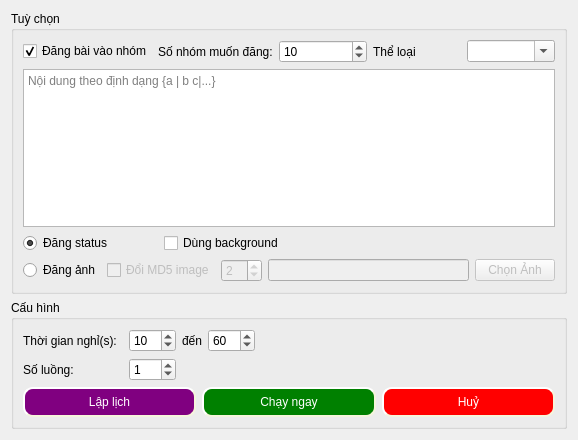
This is views/ui/dialog/post.ui in wolfwarriorvn/FacebookScrape as Qt 5 draws it before an edit. The edited form follows.
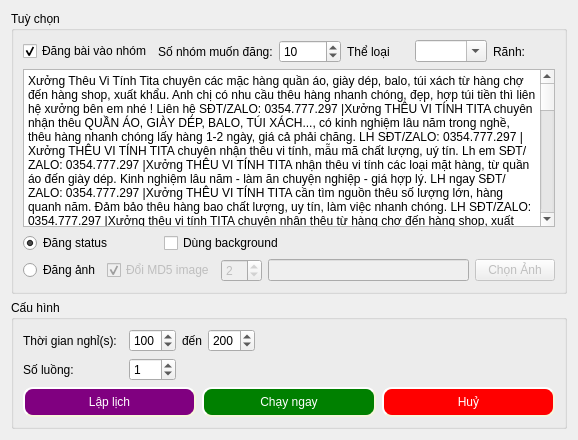
This is the edited form.

What changed in the file:
```diff
--- a/views/ui/dialog/post.ui
+++ b/views/ui/dialog/post.ui
@@ -44,6 +44,9 @@
         </item>
         <item>
          <widget class="QSpinBox" name="sp_numposts">
+          <property name="maximum">
+           <number>999</number>
+          </property>
           <property name="singleStep">
            <number>2</number>
           </property>
@@ -66,6 +69,13 @@
           </property>
          </widget>
         </item>
+        <item>
+         <widget class="QLabel" name="le_free_groups">
+          <property name="text">
+           <string>Rãnh: </string>
+          </property>
+         </widget>
+        </item>
        </layout>
       </item>
       <item>
@@ -76,6 +86,16 @@
           <height>300</height>
          </size>
         </property>
+        <property name="html">
+         <string>&lt;!DOCTYPE HTML PUBLIC &quot;-//W3C//DTD HTML 4.0//EN&quot; &quot;http://www.w3.org/TR/REC-html40/strict.dtd&quot;&gt;
+&lt;html&gt;&lt;head&gt;&lt;meta name=&quot;qrichtext&quot; content=&quot;1&quot; /&gt;&lt;meta charset=&quot;utf-8&quot; /&gt;&lt;style type=&quot;text/css&quot;&gt;
+p, li { white-space: pre-wrap; }
+hr { height: 1px; border-width: 0; }
+li.unchecked::marker { content: &quot;\2610&quot;; }
+li.checked::marker { content: &quot;\2612&quot;; }
+&lt;/style&gt;&lt;/head&gt;&lt;body style=&quot; font-family:'Segoe UI'; font-size:9pt; font-weight:400; font-style:normal;&quot;&gt;
+&lt;p style=&quot; margin-top:0px; margin-bottom:0px; margin-left:0px; margin-right:0px; -qt-block-indent:0; text-indent:0px;&quot;&gt;Xưởng Thêu Vi Tính Tita chuyên các mặc hàng quần áo, giày dép, balo, túi xách từ hàng chợ đến hàng shop, xuất khẩu. Anh chị có nhu cầu thêu hàng nhanh chóng, đẹp, hợp túi tiền thì liên hệ xưởng bên em nhé ! Liên hệ SĐT/ZALO: 0354.777.297 |Xưởng THÊU VI TÍNH TITA chuyên nhận thêu QUẦN ÁO, GIÀY DÉP, BALO, TÚI XÁCH..., có kinh nghiệm lâu năm trong nghề, thêu hàng nhanh chóng lấy hàng 1-2 ngày, giá cả phải chăng. LH SĐT/ZALO: 0354.777.297 |Xưởng THÊU VI TÍNH TITA chuyên nhận thêu vi tính, mẫu mã chất lượng, uý tín. Lh em SĐT/ZALO: 0354.777.297 |Xưởng THÊU VI TÍNH TITA nhận thêu vi tính các loại mặt hàng, từ quần áo đến giày dép. Kinh nghiệm lâu năm - làm ăn chuyện nghiệp - giá hợp lý. LH ngay SĐT/ZALO: 0354.777.297 |Xưởng THÊU VI TÍNH TITA cần tìm nguồn thêu số lượng lớn, hàng quanh năm. Đảm bảo thêu hàng bao chất lượng, uy tín, làm việc nhanh chóng. LH SĐT/ZALO: 0354.777.297 |Xưởng thêu vi tính TITA chuyên nhận thêu từ hàng chợ đến hàng shop, xuất khẩu, làm việc nhanh, thêu hàng chất lượng, đúng tiến độ. LH ngay SDT/ZALO 0354.777.297 |Xưởng thêu vi tính TITA chuyên nhận thêu vi tính các mặt hàng thời trang từ hàng chợ đến hàng shop, xuất khẩu. Thêu hàng nhanh chóng, đẹp, hợp túi tiền. LH ngay SĐT/ZALO: 0354.777.297 |Xưởng Thêu Vi Tính Tita chuyên các mặc hàng quần áo, giày dép, balo, túi xách từ hàng chợ đến hàng shop, xuất khẩu. Anh chị có nhu cầu thêu hàng nhanh chóng, đẹp, hợp túi tiền thì liên hệ xưởng bên em nhé ! Liên hệ SĐT/ZALO: 0354.777.297 |Xưởng thêu vi tính TITA chuyên nhận Thêu Vi Tính các loại mặt hàng, từ quần áo đến giày dép. Kinh nghiệm lâu năm - làm ăn chuyện nghiệp - giá hợp lý. Liên hệ SĐT/ZALO: 0354.777.297 |Xưởng THÊU VI TÍNH ở quận 12, làm việc tận tâm, uy tín. Em cần tìm tìm nguồn hàng gia công hợp tác lâu dài. SĐT/ZALO: 0354.777.297 |Xưởng thêu vi tính TITA chuyên nhận thêu tất cả mặc hàng thời trang. Ai cần THÊU VI TÍNH lấy hàng trong ngày, giá mềm thì hãy tìm đến em. Làm ăn với em thì chỉ có yên tâm LH ngay 0354.777.297 |Xưởng THÊU VI TÍNH TITA với kinh nghiệm lâu năm, tư vấn nhiệt tình, giá mềm. Cần thêu liên hệ em STĐ/ZALO: 0354.777.297 |Xưởng THÊU VI TÍNH TITA chuyên nhận thêu các mặt hàng quần áo, balo, túi xách. Mẫu mã đẹp, chất lượng, uy tín. Cần thêu liên hệ STĐ/ZALO: 0354.777.297 |Xưởng THÊU VI TÍNH TITA chuyên nhận thêu vi tính theo yêu cầu, giá mềm, đảm bảo chất lượng. Cần thêu liên hệ STĐ/ZALO:0354.777.297 |Xưởng THÊU VI TÍNH TITA chuyên thêu các loại hàng thời trang, xuất khẩu, ba lô, túi xách, mũ nón… trên các loại chất liệu như vải, simili, da…Liên hệ SĐT/ZALO: 0354.777.297 |Xưởng THÊU VI TÍNH TITA chuyên nhận thêu đảm bảo yêu cầu về chất lượng. Giá cả hợp lý. Nhận thiết kế mẫu thêu vi tính. Liên hệ SĐT/ZALO: 0354.777.297 |Xưởng THÊU VI TÍNH TITA chuyên thêu vi tính tất cả các mặt hàng giày dép, quần áo, logo các loại GIÁ CẠNH TRANH . Liên hệ SĐT/ZALO: 0354.777.297 |Xưởng THÊU VI TÍNH TITA chuyên nhận Thêu Vi Tính - Thêu Logo - Thiêu Nhãn - Thêu theo yêu cầu - Thiết kế logo. Liên hệ SĐT/ZALO: 0354.777.297 |Xưởng THÊU VI TÍNH TITA chuyên thêu đồng phục công ty, từ mẫu cơ bản đến nâng cao. Liên hệ SĐT/ZALO: 0354.777.297 |Xưởng THÊU VI TÍNH TITA chuyên nhận Thêu Vi Tính, giá cả hợp lý, đúng tiến độ, giao hàng đúng hẹn. Liên hệ SĐT/ZALO: 0354.777.297 |Xưởng THÊU VI TÍNH TITA chuyên nhận Thêu Vi Tính. Đảm bảo hàng thêu chất lượng, đường kim mũi chỉ mềm mại, logo khi thêu lên không bị rút chỉ, nhăn vải. Liên hệ SĐT/ZALO: 0354.777.297 |Xưởng THÊU VI TÍNH TITA chuyên thêu đồng phục công ty, từ mẫu cơ bản đến nâng cao. Giá cả hợp lý, đúng tiến độ, giao hàng đúng hẹn. Liên hệ SĐT/ZALO: 0354.777.297 |Xưởng THÊU VI TÍNH TITA chuyên thêu đồng phục công ty. Đảm bảo hàng thêu chất lượng, đường kim mũi chỉ mềm mại, logo khi thêu lên không bị rút chỉ, nhăn vải. Liên hệ SĐT/ZALO: 0354.777.297 |Xưởng THÊU VI TÍNH TITA chuyên nhận Thêu Vi Tính từ hàng chợ đến hàng shop, xuất khẩu, làm việc nhanh, thêu hàng chất lượng, đúng tiến độ, giá cả hợp lý. Liên hệ SĐT/ZALO: 0354.777.297 |Xưởng THÊU VI TÍNH TITA chuyên thêu đồng phục công ty. Anh chị có nhu cầu thêu hàng nhanh chóng, đẹp, hợp túi tiền thì liên hệ xưởng bên em nhé. Liên hệ SĐT/ZALO: 0354.777.297 |Xưởng THÊU VI TÍNH TITA chuyên nhận Thêu Vi Tính. Kinh nghiệm lâu năm - làm ăn chuyện nghiệp - giá hợp lý. Liên hệ SĐT/ZALO: 0354.777.297 |Xưởng THÊU VI TÍNH TITA Chuyên THÊU VI TÍNH trên giày dép, balo, túi xách, quần áo, khẩu trang. Liên hệ SĐT/ZALO: 0354.777.297 để được những mẫu mã đẹp, chất lượng. |Xưởng THÊU VI TÍNH TITA chuyên thêu giày dép, balo, túi xách, quần áo, khẩu trang. Liên hệ SĐT/ZALO: 0354.777.297 để được những mẫu mã đẹp, chất lượng&lt;/p&gt;&lt;/body&gt;&lt;/html&gt;</string>
+        </property>
         <property name="placeholderText">
          <string>Nội dung theo định dạng {a | b c|...}</string>
         </property>
@@ -125,6 +145,9 @@
           <property name="text">
            <string>Đổi MD5 image</string>
           </property>
+          <property name="checked">
+           <bool>true</bool>
+          </property>
          </widget>
         </item>
         <item row="0" column="2" colspan="3">
@@ -200,7 +223,7 @@
            <number>10</number>
           </property>
           <property name="value">
-           <number>10</number>
+           <number>100</number>
           </property>
          </widget>
         </item>
@@ -232,7 +255,7 @@
            <number>10</number>
           </property>
           <property name="value">
-           <number>60</number>
+           <number>200</number>
           </property>
          </widget>
         </item>
```
Left out of the diff: 3 changed lines with no effect on the pictures.
